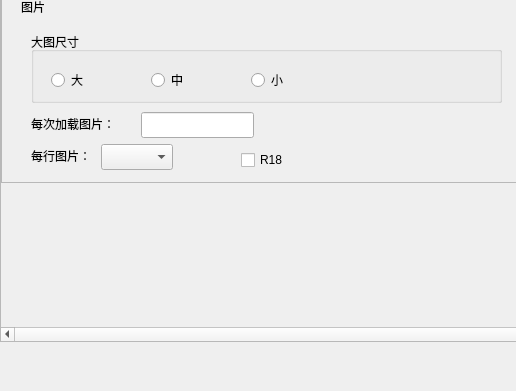
First picture: the form in qtcreatorFile/SettingWindow.ui, repository TigaNoEnemy/PixivProject, before the edit; both pictures show x 0 to 516 and y 209 to 600 of the 800 by 600 pixel window.
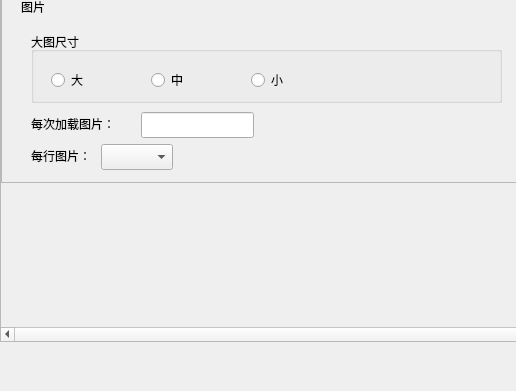
Second picture: the form after the edit. Icons and pictures are not drawn.

Diff of the .ui file:
```diff
--- a/qtcreatorFile/SettingWindow.ui
+++ b/qtcreatorFile/SettingWindow.ui
@@ -17,15 +17,7 @@
    <iconset>
     <normaloff>./RES/设置-p.png</normaloff>./RES/设置-p.png</iconset>
   </property>
-  <widget class="QWidget" name="centralwidget" native="true">
-   <property name="geometry">
-    <rect>
-     <x>0</x>
-     <y>0</y>
-     <width>800</width>
-     <height>586</height>
-    </rect>
-   </property>
+  <widget class="QWidget" name="centralwidget">
    <widget class="QScrollArea" name="scrollArea">
     <property name="geometry">
      <rect>
@@ -75,19 +67,6 @@
         <string>图片</string>
        </property>
       </widget>
-      <widget class="QCheckBox" name="r18_checkBox">
-       <property name="geometry">
-        <rect>
-         <x>240</x>
-         <y>160</y>
-         <width>71</width>
-         <height>16</height>
-        </rect>
-       </property>
-       <property name="text">
-        <string>R18</string>
-       </property>
-      </widget>
       <widget class="QGroupBox" name="big_pic_group">
        <property name="geometry">
         <rect>
```
Left out of the diff: 2 changed lines with no effect on the pictures.
